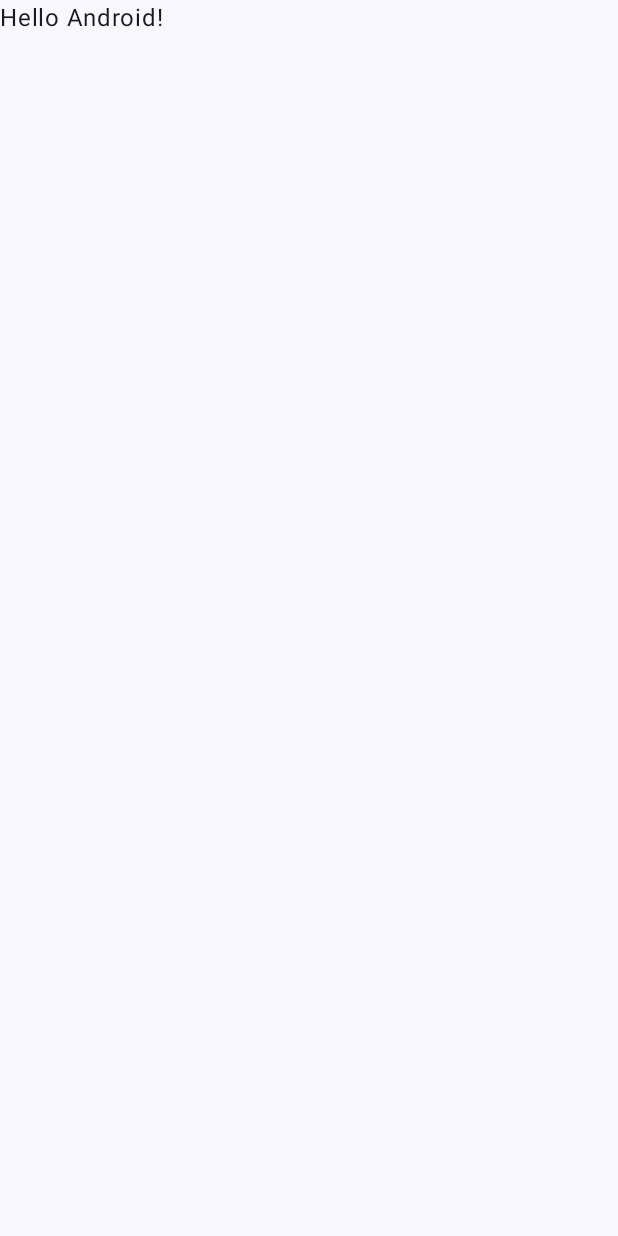
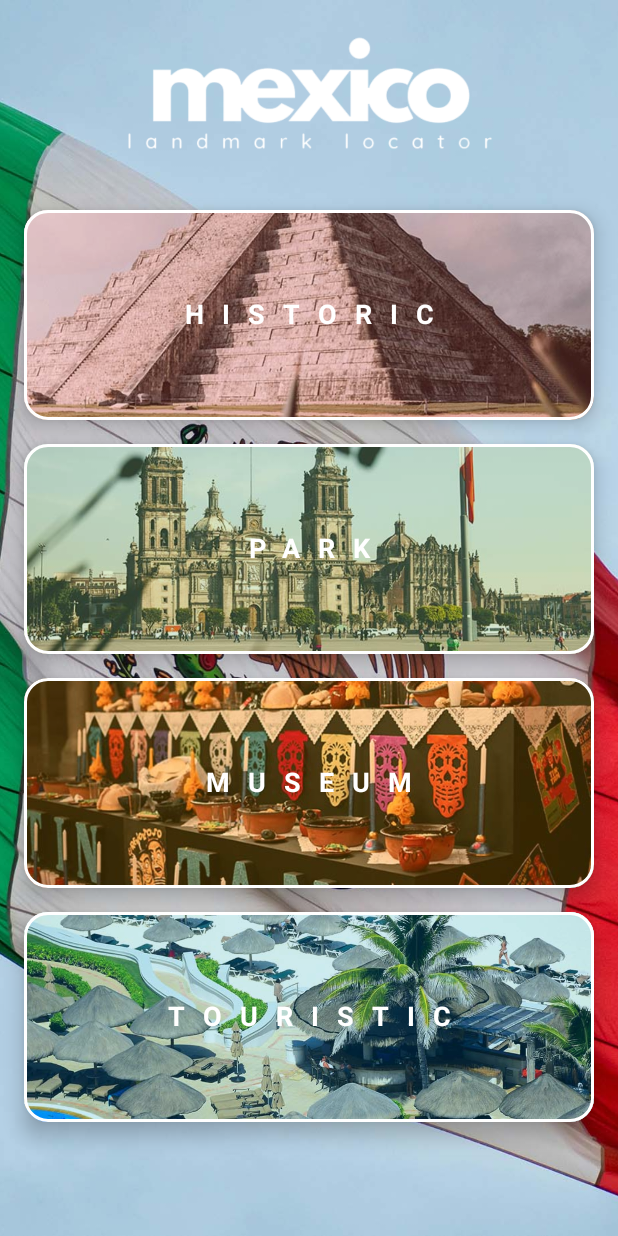
Before and after one commit to denreyes1/Maps-App, an Android app built with Jetpack Compose: the screen it shows after launch (MainActivity), on a phone screen of 412 x 824 dp. Before the commit the screen is almost empty. Run offline under Robolectric (Android 15) with nearby library versions, the phone set to English and light mode, and no system bars.

Commit message:
Layout for First and Second Screen

```diff
--- a/app/build.gradle.kts
+++ b/app/build.gradle.kts
@@ -5,12 +5,12 @@ plugins {
 
 android {
     namespace = "com.group13.comp304sec003_lab04"
-    compileSdk = 34
+    compileSdk = 35
 
     defaultConfig {
         applicationId = "com.group13.comp304sec003_lab04"
         minSdk = 24
-        targetSdk = 34
+        targetSdk = 35
         versionCode = 1
         versionName = "1.0"
 
--- a/app/src/main/AndroidManifest.xml
+++ b/app/src/main/AndroidManifest.xml
@@ -6,9 +6,9 @@
         android:allowBackup="true"
         android:dataExtractionRules="@xml/data_extraction_rules"
         android:fullBackupContent="@xml/backup_rules"
-        android:icon="@mipmap/ic_launcher"
+        android:icon="@drawable/mexico_title_black"
         android:label="@string/app_name"
-        android:roundIcon="@mipmap/ic_launcher_round"
+        android:roundIcon="@drawable/mexico_title_black"
         android:supportsRtl="true"
         android:theme="@style/Theme.Group13_COMP304Sec003_Lab04"
         tools:targetApi="31">
--- /dev/null
+++ b/app/src/main/java/com/group13/comp304sec003_lab04/LandingScreen.kt
@@ -0,0 +1,130 @@
+package com.group13.comp304sec003_lab04
+
+import androidx.compose.foundation.BorderStroke
+import androidx.compose.foundation.Image
+import androidx.compose.foundation.background
+import androidx.compose.foundation.border
+import androidx.compose.foundation.clickable
+import androidx.compose.foundation.layout.Arrangement
+import androidx.compose.foundation.layout.Box
+import androidx.compose.foundation.layout.Column
+import androidx.compose.foundation.layout.PaddingValues
+import androidx.compose.foundation.layout.Spacer
+import androidx.compose.foundation.layout.fillMaxSize
+import androidx.compose.foundation.layout.fillMaxWidth
+import androidx.compose.foundation.layout.height
+import androidx.compose.foundation.layout.padding
+import androidx.compose.foundation.lazy.LazyColumn
+import androidx.compose.foundation.shape.RoundedCornerShape
+import androidx.compose.material3.Card
+import androidx.compose.material3.CardDefaults
+import androidx.compose.material3.MaterialTheme
+import androidx.compose.material3.Text
+import androidx.compose.runtime.Composable
+import androidx.compose.ui.Alignment
+import androidx.compose.ui.Modifier
+import androidx.compose.ui.graphics.Color
+import androidx.compose.ui.layout.ContentScale
+import androidx.compose.ui.res.painterResource
+import androidx.compose.ui.text.font.FontWeight
+import androidx.compose.ui.text.style.TextAlign
+import androidx.compose.ui.tooling.preview.Preview
+import androidx.compose.ui.unit.dp
+import androidx.compose.ui.unit.sp
+import com.group13.comp304sec003_lab04.data.Category
+import com.group13.comp304sec003_lab04.data.CategoryData.categories
+import com.group13.comp304sec003_lab04.data.LandmarkData
+
+
+@Composable
+fun LandmarkLocator() {
+    Box(
+        modifier = Modifier
+            .fillMaxSize()
+    ) {
+        // Background Image
+        Image(
+            painter = painterResource(id = R.drawable.mexico_bg), // Replace with your image resource
+            contentDescription = null,
+            contentScale = ContentScale.Crop,
+            modifier = Modifier.fillMaxSize()
+        )
+
+        // Foreground content
+        Column(
+            modifier = Modifier
+                .fillMaxSize()
+                .padding(16.dp)
+        ) {
+            Image(
+                painter = painterResource(id = R.drawable.mexico_title), // Replace with your image resource
+                contentDescription = null,
+                modifier = Modifier
+                    .fillMaxWidth()
+                    .height(100.dp)
+            )
+            Spacer(modifier = Modifier.height(16.dp))
+            LazyColumn(
+                contentPadding = PaddingValues(vertical = 8.dp),
+                verticalArrangement = Arrangement.spacedBy(16.dp),
+                modifier = Modifier
+                    .fillMaxSize()
+            ) {
+                items(categories.size) { index ->
+                    LandmarkCategoryCard(category = categories[index])
+                }
+            }
+        }
+    }
+}
+
+
+@Composable
+fun LandmarkCategoryCard(category: Category) {
+    Card(
+        modifier = Modifier
+            .fillMaxWidth()
+            .height(140.dp)
+            .border(
+                BorderStroke(2.dp, Color.White), // White border with 2.dp thickness
+                shape = RoundedCornerShape(16.dp)
+            )
+            .clickable { /* Handle click */ },
+        shape = RoundedCornerShape(16.dp),
+        elevation = CardDefaults.cardElevation(8.dp),
+    ) {
+        Box {
+            Image(
+                painter = painterResource(id = category.image), // Replace with your image resource
+                contentDescription = null,
+                contentScale = ContentScale.Crop,
+                modifier = Modifier.fillMaxSize()
+            )
+
+            Box(
+                modifier = Modifier
+                    .fillMaxSize()
+                    .background(Color(category.color))
+            )
+
+            Text(
+                text = category.name,
+                style = MaterialTheme.typography.headlineSmall.copy(
+                    fontWeight = FontWeight.Bold,
+                    color = Color.White,
+                    textAlign = TextAlign.Center,
+                    fontSize = 18.sp,
+                    letterSpacing = 12.sp
+                ),
+                modifier = Modifier
+                    .align(Alignment.Center)
+            )
+        }
+    }
+}
+
+@Preview(showBackground = true)
+@Composable
+fun LandingPreview() {
+    LandmarkLocator()
+}
--- a/app/src/main/java/com/group13/comp304sec003_lab04/MainActivity.kt
+++ b/app/src/main/java/com/group13/comp304sec003_lab04/MainActivity.kt
@@ -4,13 +4,43 @@ import android.os.Bundle
 import androidx.activity.ComponentActivity
 import androidx.activity.compose.setContent
 import androidx.activity.enableEdgeToEdge
+import androidx.compose.foundation.BorderStroke
+import androidx.compose.foundation.Image
+import androidx.compose.foundation.background
+import androidx.compose.foundation.border
+import androidx.compose.foundation.clickable
+import androidx.compose.foundation.layout.Arrangement
+import androidx.compose.foundation.layout.Box
+import androidx.compose.foundation.layout.Column
+import androidx.compose.foundation.layout.PaddingValues
+import androidx.compose.foundation.layout.Spacer
 import androidx.compose.foundation.layout.fillMaxSize
+import androidx.compose.foundation.layout.fillMaxWidth
+import androidx.compose.foundation.layout.height
 import androidx.compose.foundation.layout.padding
+import androidx.compose.foundation.lazy.LazyColumn
+import androidx.compose.foundation.shape.RoundedCornerShape
+import androidx.compose.material3.Card
+import androidx.compose.material3.CardDefaults
+import androidx.compose.material3.MaterialTheme
 import androidx.compose.material3.Scaffold
 import androidx.compose.material3.Text
 import androidx.compose.runtime.Composable
+import androidx.compose.ui.Alignment
 import androidx.compose.ui.Modifier
+import androidx.compose.ui.graphics.Brush
+import androidx.compose.ui.graphics.Color
+import androidx.compose.ui.layout.ContentScale
+import androidx.compose.ui.res.painterResource
+import androidx.compose.ui.text.font.FontWeight
+import androidx.compose.ui.text.style.TextAlign
 import androidx.compose.ui.tooling.preview.Preview
+import androidx.compose.ui.unit.dp
+import androidx.compose.ui.unit.sp
+import com.group13.comp304sec003_lab04.data.Category
+import com.group13.comp304sec003_lab04.data.CategoryData.categories
+import com.group13.comp304sec003_lab04.data.Landmark
+import com.group13.comp304sec003_lab04.data.LandmarkData
 import com.group13.comp304sec003_lab04.ui.theme.Group13_COMP304Sec003_Lab04Theme
 
 class MainActivity : ComponentActivity() {
@@ -19,29 +49,16 @@ class MainActivity : ComponentActivity() {
         enableEdgeToEdge()
         setContent {
             Group13_COMP304Sec003_Lab04Theme {
-                Scaffold(modifier = Modifier.fillMaxSize()) { innerPadding ->
-                    Greeting(
-                        name = "Android",
-                        modifier = Modifier.padding(innerPadding)
-                    )
-                }
+//                LandmarkList(LandmarkData.landmarks)
+                LandingPreview()
             }
         }
     }
 }
 
-@Composable
-fun Greeting(name: String, modifier: Modifier = Modifier) {
-    Text(
-        text = "Hello $name!",
-        modifier = modifier
-    )
-}
-
 @Preview(showBackground = true)
 @Composable
-fun GreetingPreview() {
-    Group13_COMP304Sec003_Lab04Theme {
-        Greeting("Android")
-    }
+fun MainPreview() {
+//    LandmarkList(LandmarkData.landmarks)
+    LandingPreview()
 }
--- /dev/null
+++ b/app/src/main/java/com/group13/comp304sec003_lab04/data/Category.kt
@@ -0,0 +1,34 @@
+package com.group13.comp304sec003_lab04.data
+
+import com.group13.comp304sec003_lab04.R
+
+data class Category(
+    val name: String,
+    val image: Int,
+    val color: Long
+)
+
+object CategoryData {
+    val categories = listOf(
+        Category(
+            name = "HISTORIC",
+            image = R.drawable.cat_historic,
+            color = 0x30E53935
+        ),
+        Category(
+            name = "PARK",
+            image = R.drawable.cat_park,
+            color = 0x30388E3C
+        ),
+        Category(
+            name = "MUSEUM",
+            image = R.drawable.cat_museum,
+            color = 0x30FFB300
+        ),
+        Category(
+            name = "TOURISTIC",
+            image = R.drawable.cat_touristic,
+            color = 0x300394D1
+        )
+    )
+}
```
Also changed, not shown: app/src/main/java/com/group13/comp304sec003_lab04/LandmarkScreen.kt (added, +147 -0 lines), app/src/main/java/com/group13/comp304sec003_lab04/data/Landmark.kt (added, +32 -0 lines), app/src/main/res/drawable/cat_historic.jpg (added), app/src/main/res/drawable/cat_museum.jpg (added), app/src/main/res/drawable/cat_park.jpg (added), app/src/main/res/drawable/cat_touristic.jpg (added), app/src/main/res/drawable/landmark_chichen.jpg (added), app/src/main/res/drawable/landmark_palacio.jpg (added), app/src/main/res/drawable/landmark_teotihuacan.jpg (added), app/src/main/res/drawable/mexico_bg.jpg (added), app/src/main/res/drawable/mexico_title.png (added), app/src/main/res/drawable/mexico_title_black.png (added), app/src/main/res/mexico_bg/julio-lopez-PnAz7q5PN9o-unsplash.jpg (added).
